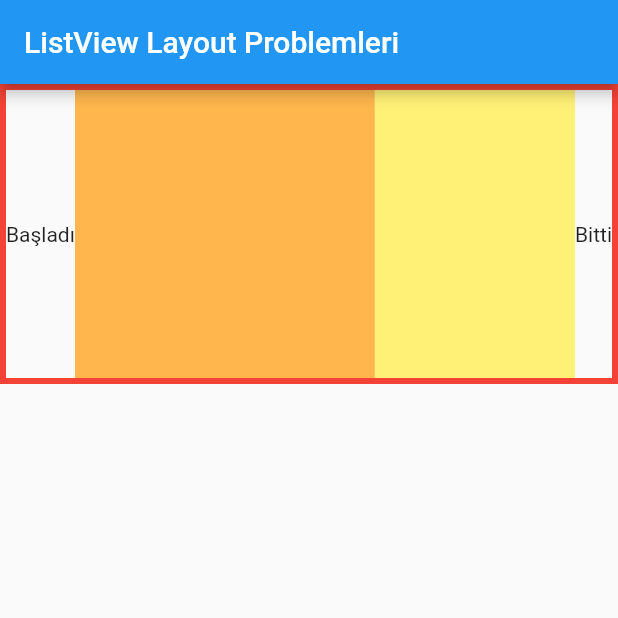
After one commit to islamoktay/learning_process, a Flutter app: the screen it shows after launch, on a phone screen of 412 x 824 dp, the top half of it. The commit adds this screen. Run offline on Flutter 3.47's test engine with Material 2 defaults, Android fonts, the phone set to English and light mode, and no system bars; our stand-ins replace flutter_easyloading.

Commit message:
studied more

```diff
--- /dev/null
+++ b/flutter/flutter_scrolls/lib/listview_layout_problemleri.dart
@@ -0,0 +1,80 @@
+import 'package:flutter/material.dart';
+
+class ListViewLayoutProblemleri extends StatelessWidget {
+  const ListViewLayoutProblemleri({Key? key}) : super(key: key);
+
+  @override
+  Widget build(BuildContext context) {
+    return Scaffold(
+      appBar: AppBar(
+        title: Text('ListView Layout Problemleri'),
+      ),
+      body: Container(
+        height: 200,
+        child: Row(
+          children: [
+            Text('Başladı'),
+            Expanded(
+              child: ListView(
+                scrollDirection: Axis.horizontal,
+                shrinkWrap: true,
+                children: [
+                  Container(
+                    width: 200,
+                    color: Colors.orange.shade300,
+                  ),
+                  Container(
+                    width: 200,
+                    color: Colors.yellow.shade300,
+                  ),
+                  Container(
+                    width: 200,
+                    color: Colors.orange.shade300,
+                  ),
+                  Container(
+                    width: 200,
+                    color: Colors.yellow.shade300,
+                  ),
+                ],
+              ),
+            ),
+            Text('Bitti'),
+          ],
+        ),
+        decoration:
+            BoxDecoration(border: Border.all(width: 4, color: Colors.red)),
+      ),
+    );
+  }
+
+  Column columIcindeListe() {
+    return Column(
+      children: [
+        Text('Başladı'),
+        Expanded(
+          child: ListView(
+            children: [
+              Container(
+                height: 200,
+                color: Colors.orange.shade300,
+              ),
+              Container(
+                height: 200,
+                color: Colors.yellow.shade300,
+              ),
+              Container(
+                height: 200,
+                color: Colors.orange.shade300,
+              ),
+              Container(
+                height: 200,
+                color: Colors.yellow.shade300,
+              ),
+            ],
+          ),
+        ),
+        Text('Bitti'),
+      ],
+    );
+  }
+}
--- a/flutter/flutter_scrolls/lib/main.dart
+++ b/flutter/flutter_scrolls/lib/main.dart
@@ -1,7 +1,8 @@
 import 'package:flutter/material.dart';
 import 'package:flutter_easyloading/flutter_easyloading.dart';
-import 'package:flutter_scrolls/cardlisttile.dart';
+// import 'package:flutter_scrolls/cardlisttile.dart';
 import 'package:flutter_scrolls/listview_kullanimi.dart';
+import 'package:flutter_scrolls/listview_layout_problemleri.dart';
 
 void main() {
   runApp(MyApp());
@@ -29,7 +30,7 @@ class MyApp extends StatelessWidget {
   Widget build(BuildContext context) {
     return MaterialApp(
       title: 'Material App',
-      home: ListViewKullanimi(),
+      home: ListViewLayoutProblemleri(),
       builder: EasyLoading.init(),
     );
   }
```
Also changed, not shown: flutter/flutter_scrolls/lib/listview_kullanimi.dart (+47 -0 lines), 2 other files.
